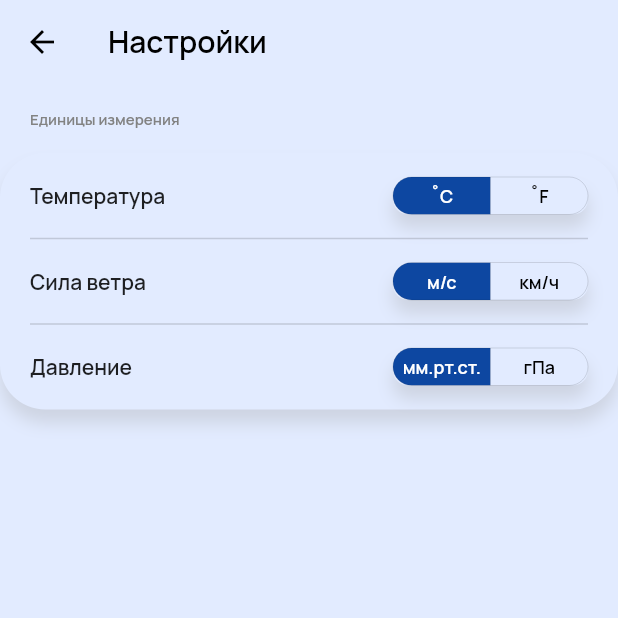
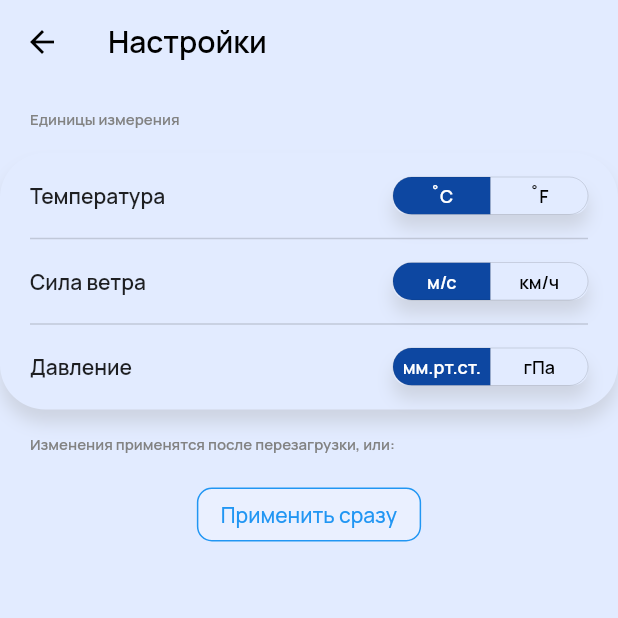
Before and after one commit to Pechenyice/flutterWeatherApp, a Flutter app: the WeatherAppSettings screen opened by its route, on a phone screen of 412 x 824 dp, the top half of it. Run offline on Flutter 3.47's test engine with Material 2 defaults, Android fonts, the phone set to English and light mode, and no system bars; our stand-ins replace shared_preferences; accounts and stored records are empty; network calls fail; statements that could not run were skipped.

Commit message:
added reloading

```diff
--- a/lib/pages/weather_app_settings.dart
+++ b/lib/pages/weather_app_settings.dart
@@ -199,6 +199,59 @@ class _WeatherAppSettingsState extends State<WeatherAppSettings> {
                   ),
                 ),
               ),
+              Padding(
+                padding: const EdgeInsets.symmetric(
+                    vertical: 16.0, horizontal: 20.0),
+                child: Row(
+                  children: [
+                    Text(
+                      'Изменения применятся после перезагрузки, или:',
+                      style: TextStyle(
+                          color: Color(0xFF828282),
+                          fontSize: 10.0,
+                          fontWeight: FontWeight.w600),
+                    ),
+                  ],
+                ),
+              ),
+              OutlinedButton(
+                onPressed: () {
+                  Navigator.pushNamedAndRemoveUntil(context, '/loading', (route) => false);
+                },
+                style: ButtonStyle(
+                  backgroundColor:
+                  MaterialStateProperty.resolveWith<Color>(
+                          (states) {
+                        if (states.contains(MaterialState.pressed)) {
+                          return Colors.white;
+                        }
+                        return Color(0xFFEAF0FF);
+                      }),
+                  overlayColor:
+                  MaterialStateProperty.resolveWith<Color>(
+                          (states) {
+                        if (states.contains(MaterialState.pressed)) {
+                          return Colors.white;
+                        }
+                        return Colors.transparent;
+                      }),
+                  side: MaterialStateProperty.resolveWith((states) {
+                    Color _borderColor;
+                    if (states.contains(MaterialState.pressed)) {
+                      _borderColor = Colors.white;
+                    }
+                    _borderColor = Colors.blue;
+
+                    return BorderSide(color: _borderColor, width: 1);
+                  }),
+                  shape: MaterialStateProperty.resolveWith<
+                      OutlinedBorder>((_) {
+                    return RoundedRectangleBorder(
+                        borderRadius: BorderRadius.circular(10));
+                  }),
+                ),
+                child: const Text("Применить сразу"),
+              )
             ],
           ),
         ),
```
